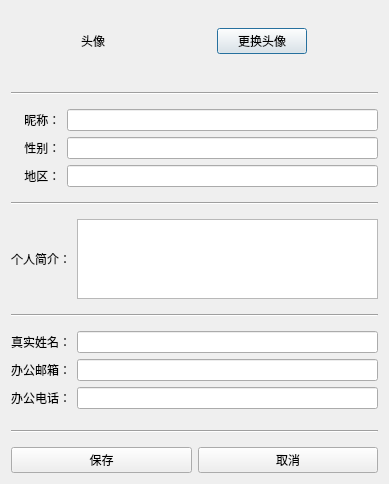
First picture: the form in ClientCpp/personinfodialog/personinfodialog.ui, repository YYC572652645/PySocket, before the edit.
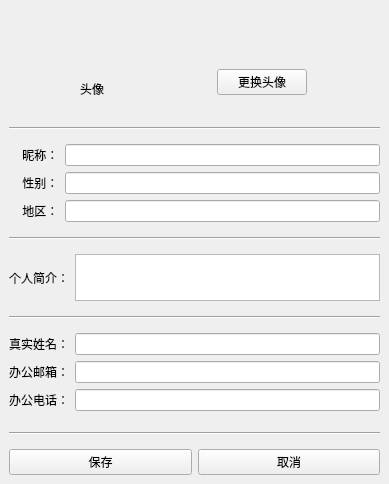
Second picture: the form after the edit.

What changed in the file:
```diff
--- a/ClientCpp/personinfodialog/personinfodialog.ui
+++ b/ClientCpp/personinfodialog/personinfodialog.ui
@@ -1,7 +1,7 @@
 <?xml version="1.0" encoding="UTF-8"?>
 <ui version="4.0">
  <class>personinfodialog</class>
- <widget class="QDialog" name="personinfodialog">
+ <widget class="QMainWindow" name="personinfodialog">
   <property name="geometry">
    <rect>
     <x>0</x>
@@ -25,7 +25,37 @@
   <property name="windowTitle">
    <string>Dialog</string>
   </property>
+  <widget class="QWidget" name="centralWidget">
   <layout class="QVBoxLayout" name="verticalLayout_2">
+    <item>
+     <spacer name="horizontalSpacer_2">
+      <property name="orientation">
+       <enum>Qt::Horizontal</enum>
+      </property>
+      <property name="sizeType">
+       <enum>QSizePolicy::Expanding</enum>
+      </property>
+      <property name="sizeHint" stdset="0">
+       <size>
+        <width>40</width>
+        <height>25</height>
+       </size>
+      </property>
+     </spacer>
+    </item>
+    <item>
+     <spacer name="horizontalSpacer">
+      <property name="orientation">
+       <enum>Qt::Horizontal</enum>
+      </property>
+      <property name="sizeHint" stdset="0">
+       <size>
+        <width>40</width>
+        <height>25</height>
+       </size>
+      </property>
+     </spacer>
+    </item>
    <item>
     <layout class="QVBoxLayout" name="verticalLayout">
      <item>
@@ -258,6 +288,7 @@
     </layout>
    </item>
   </layout>
+  </widget>
  </widget>
  <resources/>
  <connections/>
```
Left out of the diff: 2 changed lines with no effect on the pictures. Lines whose indentation alone changed are shown as unchanged.
